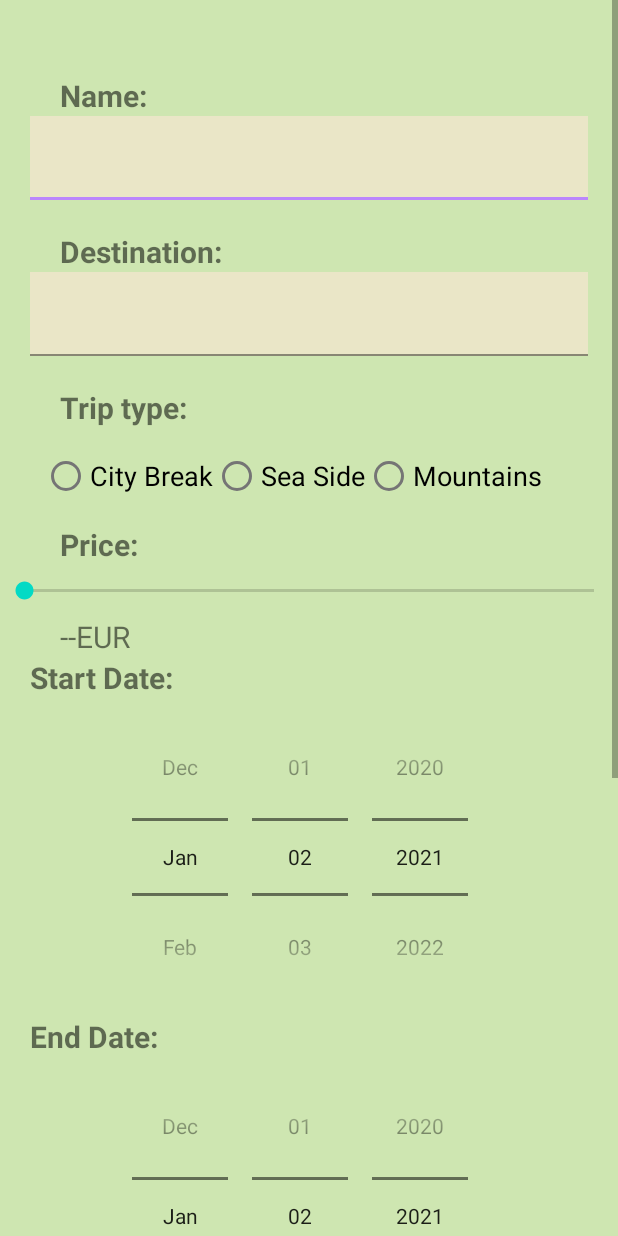
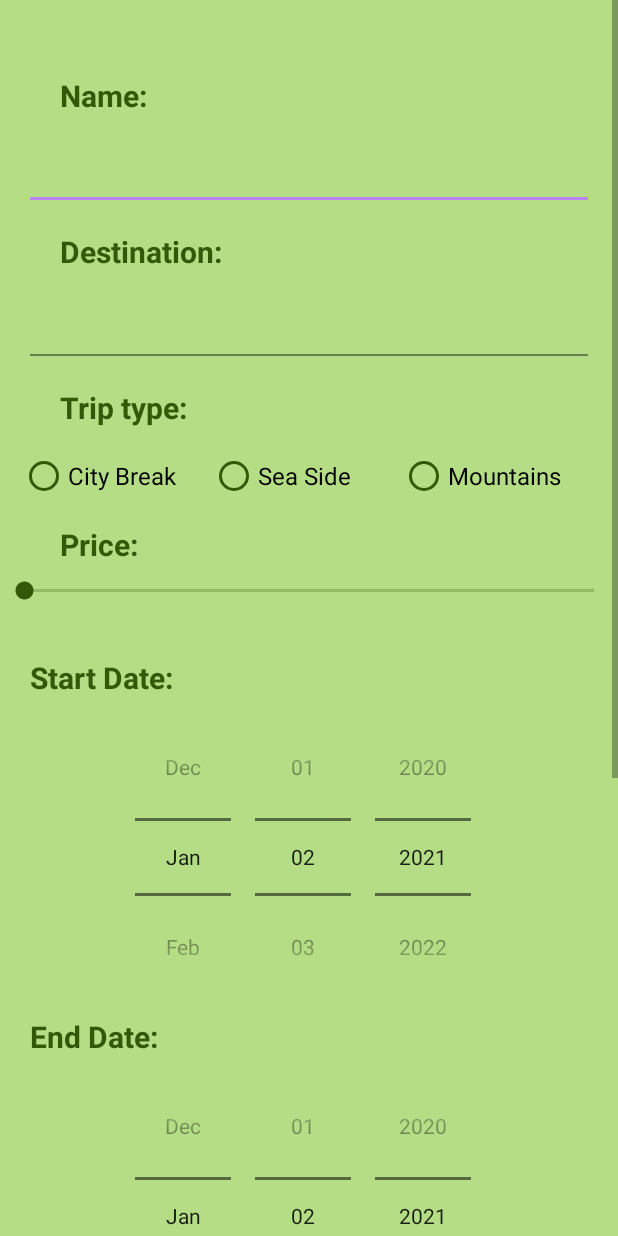
Before and after one commit to andreea-h/proiectADG, an Android app: the layout activity_add_new_trip.xml on its own in the app's theme, with its tools: preview values and no code run, on a phone screen of 412 x 824 dp. Run offline under Robolectric (Android 15) with nearby library versions, the phone set to English and light mode, and no system bars.

Commit message:
update add new trip activity

```diff
--- a/src/main/java/com/example/traveljournal/myFragments/HomeFragment.java
+++ b/src/main/java/com/example/traveljournal/myFragments/HomeFragment.java
@@ -48,7 +48,6 @@ import static android.app.Activity.RESULT_OK;
 public class HomeFragment extends Fragment {
 
     private static final int REQUEST_EXTERNAL_STORAGE = 1;
-    private static final int PERMISSION_REQUEST_CODE = 200;
 
     private static final String[] PERMISSIONS_STORAGE = {
             Manifest.permission.READ_EXTERNAL_STORAGE,
--- /dev/null
+++ b/src/main/res/drawable/ic_baseline_add_24.xml
@@ -0,0 +1,5 @@
+<vector android:height="24dp" android:tint="#53CF6F"
+    android:viewportHeight="24" android:viewportWidth="24"
+    android:width="24dp" xmlns:android="http://schemas.android.com/apk/res/android">
+    <path android:fillColor="@android:color/white" android:pathData="M19,13h-6v6h-2v-6H5v-2h6V5h2v6h6v2z"/>
+</vector>
--- a/src/main/res/layout/activity_add_new_trip.xml
+++ b/src/main/res/layout/activity_add_new_trip.xml
@@ -5,8 +5,9 @@
     android:layout_height="match_parent"
     android:layout_width="match_parent"
     android:orientation="vertical"
-    android:background="#CEE6B1"
-    tools:context=".AddNewTripActivity">
+    tools:context=".AddNewTripActivity"
+    android:background="@color/light_green">
+
 
     <LinearLayout
         android:layout_width="match_parent"
@@ -22,6 +23,7 @@
             android:textSize="20sp"
             android:layout_marginStart="40dp"
             android:textStyle="bold"
+            android:textColor="#335908"
             android:text="@string/name"/>
 
         <com.google.android.material.textfield.TextInputLayout
@@ -34,20 +36,21 @@
                 android:id="@+id/et_trip_name"
                 android:layout_width="match_parent"
                 android:layout_height="wrap_content"
-                android:background="#EAE6C7"
                 android:layout_marginStart="20dp"
                 android:layout_marginEnd="20dp"
-                android:inputType="text" />
+                android:inputType="text"
+                android:background="@color/light_green"/>
 
         </com.google.android.material.textfield.TextInputLayout>
 
         <TextView
             android:layout_width="wrap_content"
             android:layout_height="wrap_content"
+            android:layout_marginStart="40dp"
             android:text="@string/destination"
+            android:textColor="@color/dark_green"
             android:textSize="20sp"
-            android:textStyle="bold"
-            android:layout_marginStart="40dp"/>
+            android:textStyle="bold" />
 
         <com.google.android.material.textfield.TextInputLayout
             android:id="@+id/til_trip_destination"
@@ -59,16 +62,17 @@
                 android:id="@+id/et_trip_destination"
                 android:layout_width="match_parent"
                 android:layout_height="wrap_content"
-                android:background="#EAE6C7"
+                android:layout_marginStart="20dp"
+                android:layout_marginEnd="20dp"
                 android:inputType="text"
-                android:layout_marginStart="20dp"
-                android:layout_marginEnd="20dp"/>
+                android:backgroundTint="@color/light_green"/>
         </com.google.android.material.textfield.TextInputLayout>
 
         <TextView
             android:layout_width="wrap_content"
             android:layout_height="wrap_content"
             android:text="@string/trip_type"
+            android:textColor="@color/dark_green"
             android:layout_marginStart="40dp"
             android:textSize="20sp"
             android:textStyle="bold"/>
@@ -78,34 +82,44 @@
             android:layout_width="match_parent"
             android:layout_height="wrap_content"
             android:padding="8dp"
-            android:layout_marginStart="20dp"
-            android:layout_marginEnd="20dp"
-            android:orientation="horizontal">
+            android:layout_marginStart="5dp"
+            android:layout_marginEnd="10dp"
+            android:orientation="horizontal"
+            android:backgroundTint="@color/dark_green">
 
             <RadioButton
                 android:id="@+id/city_break"
-                android:layout_width="wrap_content"
+                android:layout_width="0dp"
                 android:layout_height="wrap_content"
+                android:layout_weight="1"
                 android:text="@string/city_break"
-                android:textSize="18sp"/>
+                android:textSize="16sp"
+                android:buttonTint="@color/dark_green"/>
+
             <RadioButton
                 android:id="@+id/sea_side"
-                android:layout_width="wrap_content"
+                android:layout_width="0dp"
                 android:layout_height="wrap_content"
+                android:layout_weight="1"
                 android:text="@string/sea_side"
-                android:textSize="18sp"/>
+                android:textSize="16sp"
+                android:buttonTint="@color/dark_green"/>
+
             <RadioButton
                 android:id="@+id/mountains"
-                android:layout_width="wrap_content"
+                android:layout_width="0dp"
                 android:layout_height="wrap_content"
+                android:layout_weight="1"
                 android:text="@string/mountains"
-                android:textSize="18sp"/>
+                android:textSize="16sp"
+                android:buttonTint="@color/dark_green"/>
         </RadioGroup>
 
         <TextView
             android:layout_width="wrap_content"
             android:layout_height="wrap_content"
             android:text="@string/price"
+            android:textColor="@color/dark_green"
             android:layout_marginStart="40dp"
             android:textSize="20sp"
             android:textStyle="bold"/>
@@ -114,23 +128,28 @@
             android:id="@+id/price"
             android:layout_width="match_parent"
             android:layout_height="wrap_content"
-            android:padding="8dp" />
+            android:backgroundTint="@color/dark_green"
+            android:padding="8dp"
+            android:progressBackgroundTint="@color/dark_green"
+            android:progressTint="@color/dark_green"
+            android:theme="@style/seekBarColor"
+            android:thumbTint="@color/dark_green"/>
 
         <TextView
             android:id="@+id/price_textView"
             android:layout_width="wrap_content"
             android:layout_height="wrap_content"
             android:textSize="20sp"
-            android:layout_marginStart="40dp"
-            android:text="@string/price_start"/>
+            android:layout_marginStart="40dp"/>
 
         <TextView
             android:layout_width="match_parent"
             android:layout_height="wrap_content"
+            android:layout_marginStart="20dp"
             android:text="@string/start_date"
             android:textSize="20sp"
-            android:layout_marginStart="20dp"
-            android:textStyle="bold"/>
+            android:textColor="@color/dark_green"
+            android:textStyle="bold" />
 
         <DatePicker
             android:id="@+id/start_date"
@@ -138,13 +157,15 @@
             android:layout_height="wrap_content"
             android:datePickerMode="spinner"
             android:calendarViewShown="false"
-            android:layout_marginStart="80dp">
+            android:calendarTextColor="@color/dark_green"
+            android:layout_gravity="center_horizontal">
         </DatePicker>
 
         <TextView
             android:layout_width="match_parent"
             android:layout_height="wrap_content"
             android:text="@string/end_date"
+            android:textColor="@color/dark_green"
             android:layout_marginStart="20dp"
             android:textSize="20sp"
             android:textStyle="bold"/>
@@ -155,7 +176,8 @@
             android:layout_height="wrap_content"
             android:datePickerMode="spinner"
             android:calendarViewShown="false"
-            android:layout_marginStart="80dp">
+            android:layout_gravity="center_horizontal"
+            android:calendarTextColor="@color/dark_green">
         </DatePicker>
 
         <View
@@ -167,6 +189,7 @@
             android:layout_gravity="center_horizontal"
             android:layout_weight="1"
             android:text="Gallery photo"
+            android:textColor="@color/dark_green"
             android:textSize="20sp"
             android:textStyle="bold"
             android:layout_marginBottom="8dp"/>
@@ -185,13 +208,14 @@
             android:text="SELECT"
             android:textSize="16sp"
             android:textStyle="bold"
-            android:background="@color/pink"
+            android:backgroundTint="@color/dark_green"
             android:textColor="#e3ffffff"/>
 
         <TextView
             android:layout_width="match_parent"
             android:layout_height="wrap_content"
             android:text="@string/rating"
+            android:textColor="@color/dark_green"
             android:textSize="20sp"
             android:layout_marginStart="20dp"
             android:textStyle="bold"/>
@@ -200,9 +224,10 @@
             android:id="@+id/rating"
             android:layout_width="wrap_content"
             android:layout_height="wrap_content"
+            android:backgroundTint="@color/dark_green"
+            android:layout_gravity="center"
             android:stepSize="0.5"
-            android:layout_marginStart="80dp">
-        </RatingBar>
+            android:progressTint="@color/dark_green" />
 
         <View
             android:layout_width="wrap_content"
@@ -211,7 +236,8 @@
         <TextView
             android:id="@+id/image_path_textView"
             android:layout_width="wrap_content"
-            android:layout_height="wrap_content"/>
+            android:layout_height="wrap_content"
+            android:layout_gravity="center"/>
 
         <View
             android:layout_width="wrap_content"
@@ -223,7 +249,8 @@
             android:layout_height="wrap_content"
             android:layout_gravity="center_horizontal"
             android:text="SAVE TRIP"
-            android:onClick="btnSaveOnClick"/>
+            android:onClick="btnSaveOnClick"
+            android:backgroundTint="@color/dark_green"/>
 
         <View
             android:layout_width="wrap_content"
--- a/src/main/res/values/colors.xml
+++ b/src/main/res/values/colors.xml
@@ -10,4 +10,5 @@
     <color name="pink">#DD2D69</color>
     <color name="light_blue">#2196F3</color>
     <color name="light_green">#B4DD85</color>
+    <color name="dark_green">#335908</color>
 </resources>
--- a/src/main/res/values/themes.xml
+++ b/src/main/res/values/themes.xml
@@ -21,4 +21,7 @@
     <style name="Theme.TravelJournal.AppBarOverlay"
         parent="ThemeOverlay.AppCompat.Dark.ActionBar" />
     <style name="Theme.TravelJournal.PopupOverlay" parent="ThemeOverlay.AppCompat.Light" />
+    <style name="seekBarColor">
+        <item name="color">@color/dark_green</item>
+    </style>
 </resources>
```
Also changed, not shown: src/main/java/com/example/traveljournal/AddNewTripActivity.java (+25 -51 lines), src/main/java/com/example/traveljournal/MainScreenActivity.java (+4 -9 lines), src/main/res/layout/app_bar_main.xml (+15 -10 lines), 1 other file.
